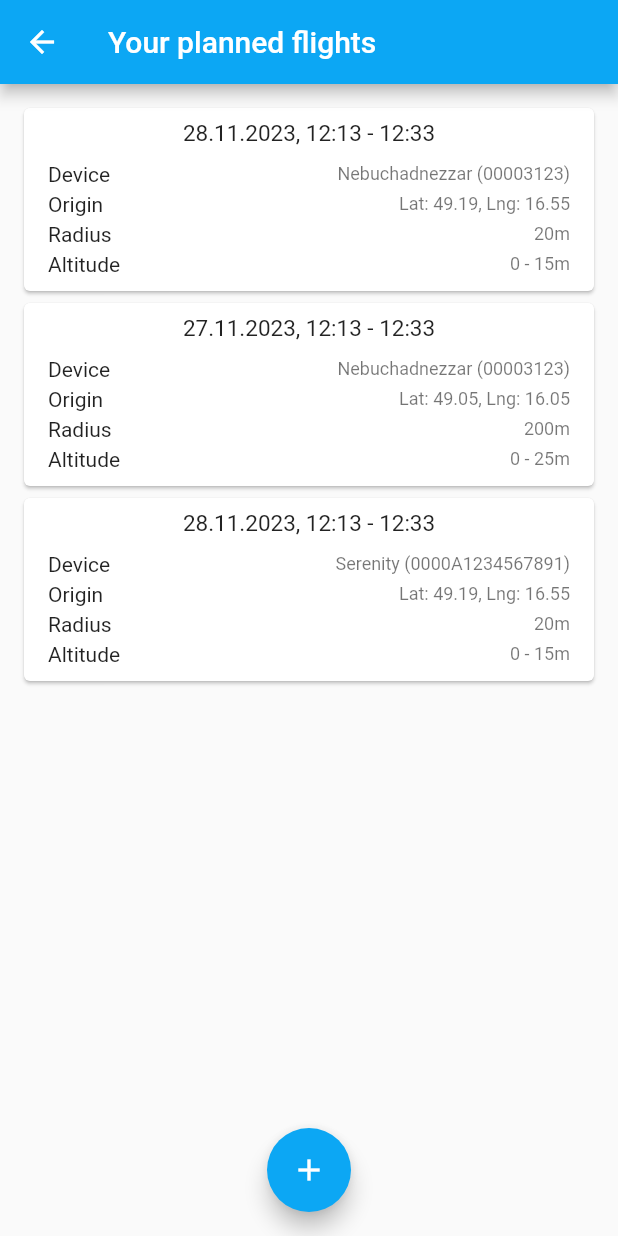
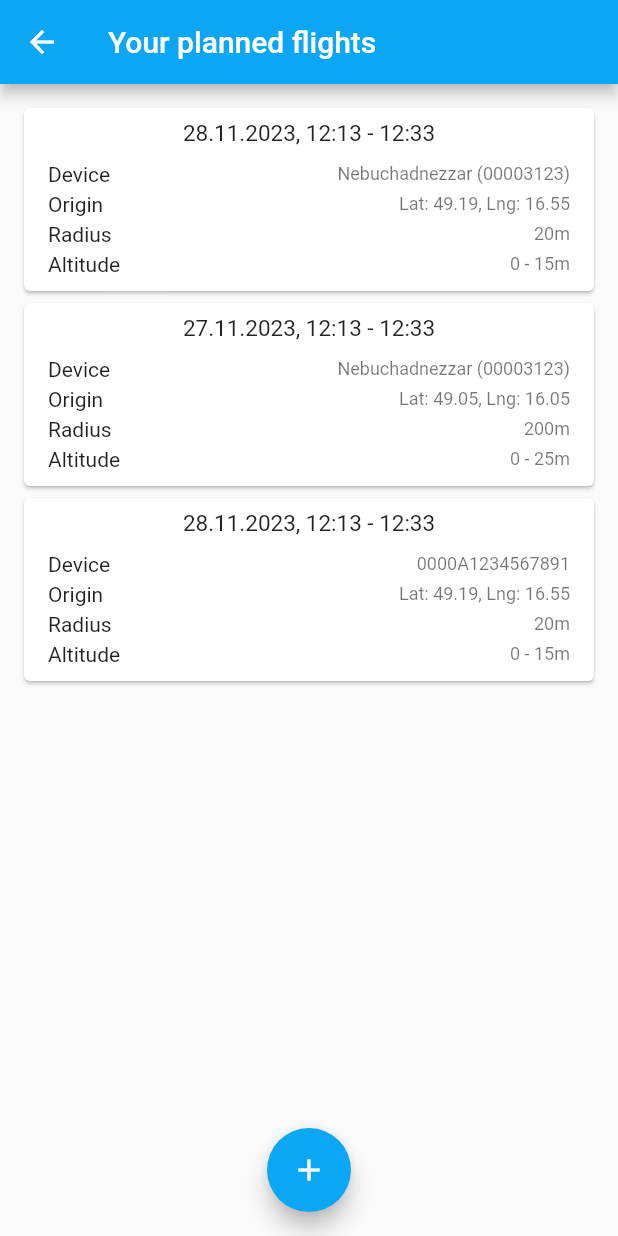
Before and after one commit to Esosek/dronetag_planner, a Flutter app: the FlightScreen screen opened directly, on a phone screen of 412 x 824 dp. Run offline on Flutter 3.47's test engine with Material 2 defaults, Android fonts, the phone set to English and light mode, and no system bars; our stand-ins replace flutter_riverpod, google_fonts, logger.

Commit message:
FlightItem w/o device label

```diff
--- a/lib/providers/devices_provider.dart
+++ b/lib/providers/devices_provider.dart
@@ -5,7 +5,7 @@ import 'package:dronetag_planner/models/device.dart';
 const _dummyDevices = [
   Device(uasId: '0000512345', label: 'Millennium Falcon', isActive: false),
   Device(uasId: '00003123', label: 'Nebuchadnezzar', isActive: true),
-  Device(uasId: '0000A1234567891', label: 'Serenity', isActive: false),
+  Device(uasId: '0000A1234567891', isActive: false),
 ];
 
 class DevicesProvider extends StateNotifier<List<Device>> {
--- a/lib/providers/flights_provider.dart
+++ b/lib/providers/flights_provider.dart
@@ -20,7 +20,7 @@ const _dummyFlights = [
     dateEnd: '2023-11-27T12:33:14Z',
   ),
   Flight(
-    device: Device(uasId: '0000A1234567891', label: 'Serenity'),
+    device: Device(uasId: '0000A1234567891'),
     location: FlightLocation(latitude: 49.190, longitude: 16.550, radius: 20),
     altitudeRange: [0, 15],
     dateStart: '2023-11-28T12:13:14Z',
--- a/lib/screens/flight_screen.dart
+++ b/lib/screens/flight_screen.dart
@@ -1,9 +1,9 @@
-import 'package:dronetag_planner/screens/planner_screen.dart';
 import 'package:flutter/material.dart';
 import 'package:flutter_riverpod/flutter_riverpod.dart';
 
 import 'package:dronetag_planner/providers/flights_provider.dart';
 import 'package:dronetag_planner/components/flight/flight_item.dart';
+import 'package:dronetag_planner/screens/planner_screen.dart';
 
 class FlightScreen extends ConsumerWidget {
   const FlightScreen({super.key});
```
